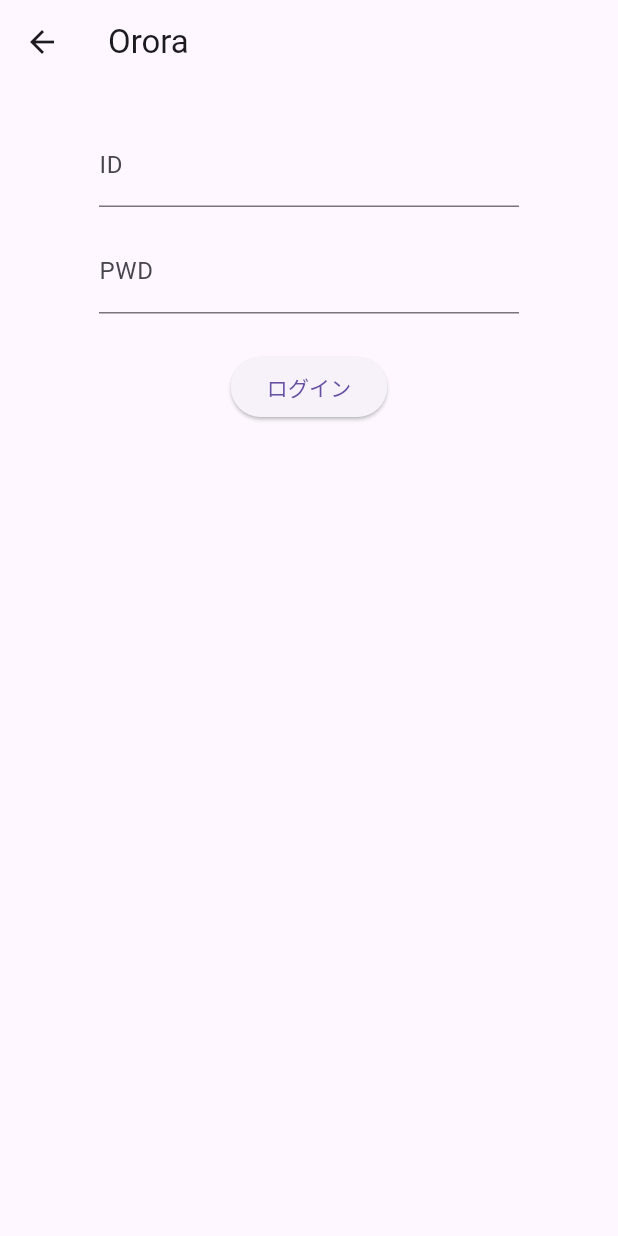
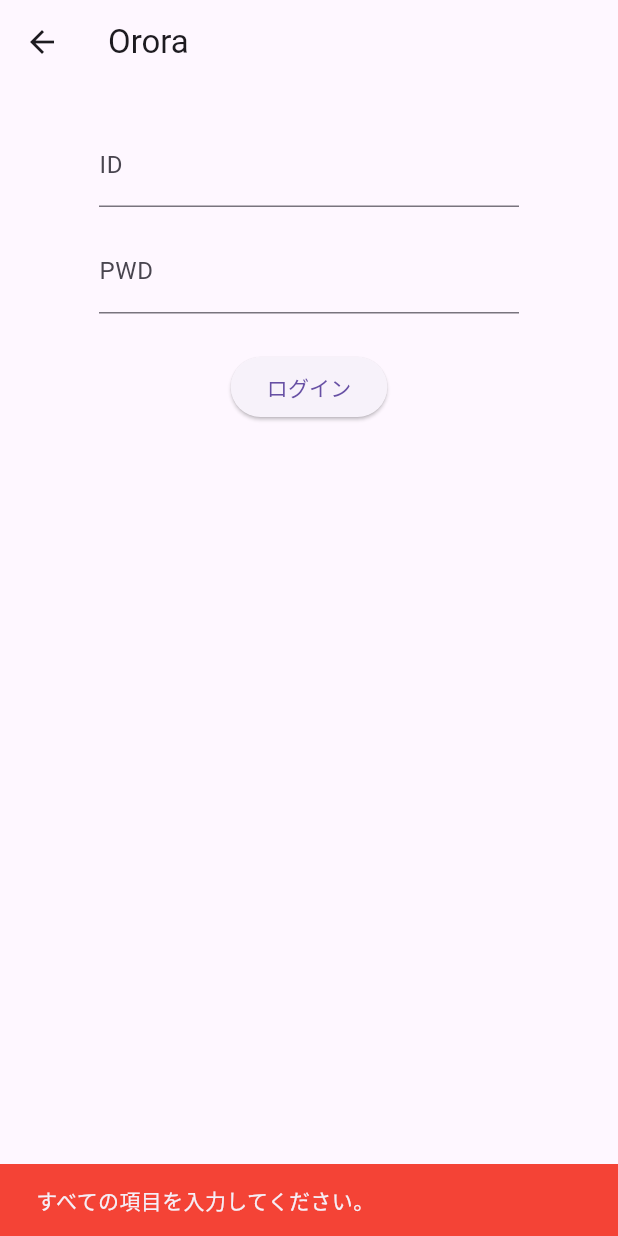
Before and after one commit to daedaedae1/movies-project-front, a Flutter app: the LoginPage screen opened by its route, after a tap on "ログイン", on a phone screen of 412 x 824 dp. Run offline on Flutter 3.47's test engine with Material 3 defaults, Android fonts, the phone set to English and light mode, and no system bars; our stand-ins replace cached_network_image, shared_preferences; accounts and stored records are empty; network calls fail.

Commit message:
Update Commit

```diff
--- a/lib/views/login_page.dart
+++ b/lib/views/login_page.dart
@@ -48,6 +48,7 @@ class _LoginPageState extends State<LoginPage> {
           SnackBar(
             content: Text('ログインに失敗しました。'),
             backgroundColor: Colors.red,
+            duration: Duration(seconds: 2),
           ),
         );
       }
@@ -56,8 +57,9 @@ class _LoginPageState extends State<LoginPage> {
       print('サーバーエラー: ${response.statusCode}');
       ScaffoldMessenger.of(context).showSnackBar(
         SnackBar(
-          content: Text('ログインに失敗しました。'),
+          content: Text('ユーザーIDまたはパスワードが一致しません。'),
           backgroundColor: Colors.red,
+          duration: Duration(seconds: 2),
         ),
       );
     }
@@ -90,7 +92,22 @@ class _LoginPageState extends State<LoginPage> {
             ),
             SizedBox(height: 20),
             ElevatedButton(
-              onPressed: _login,
+              onPressed: () async {
+                if (_useridController.text.isEmpty || _pwdController.text.isEmpty) {
+
+                  ScaffoldMessenger.of(context).showSnackBar(
+                    SnackBar(
+                      content: Text('すべての項目を入力してください。'),
+                      backgroundColor: Colors.red,
+                      duration: Duration(seconds: 2),
+                    ),
+                  );
+                return;
+                }
+                else {
+                  await _login();
+                }
+              },
               child: Text('ログイン'),
             ),
           ],
```
Also changed, not shown: lib/views/signup_page.dart (+6 -4 lines).
